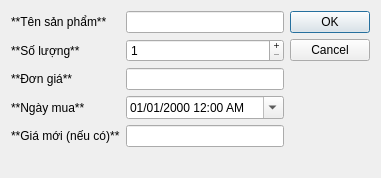
Achicken7301/simple-store, file ui/add_p2invoice_V2.ui: the form before one commit.
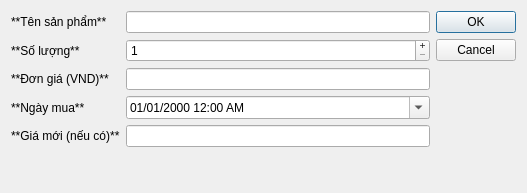
The form after the commit.

Commit message: Feat: add P2Invoice

What changed in the file:
```diff
--- a/ui/add_p2invoice_V2.ui
+++ b/ui/add_p2invoice_V2.ui
@@ -6,8 +6,8 @@
    <rect>
     <x>0</x>
     <y>0</y>
-    <width>381</width>
-    <height>161</height>
+    <width>527</width>
+    <height>193</height>
    </rect>
   </property>
   <property name="windowTitle">
@@ -50,7 +50,7 @@
    <item row="2" column="0">
     <widget class="QLabel" name="label_3">
      <property name="text">
-      <string>**Đơn giá**</string>
+      <string>**Đơn giá (VND)**</string>
      </property>
      <property name="textFormat">
       <enum>Qt::MarkdownText</enum>
```
The commit also changes 19 other files.
